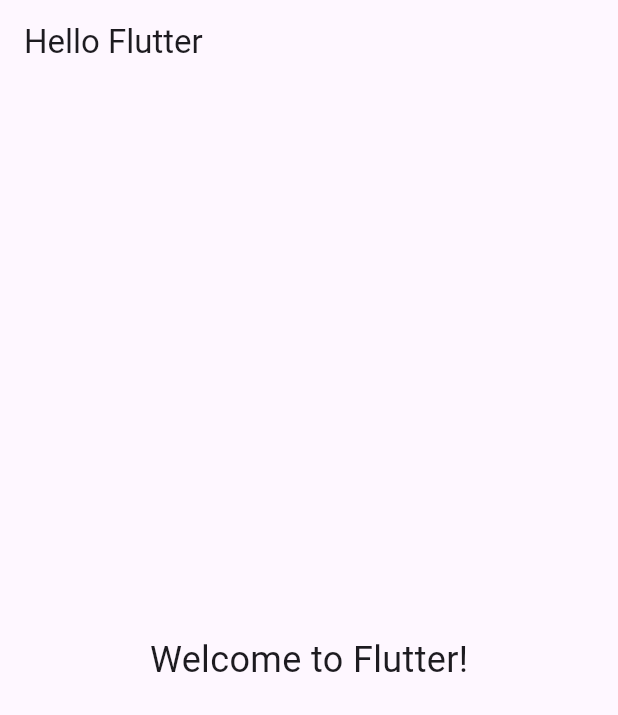
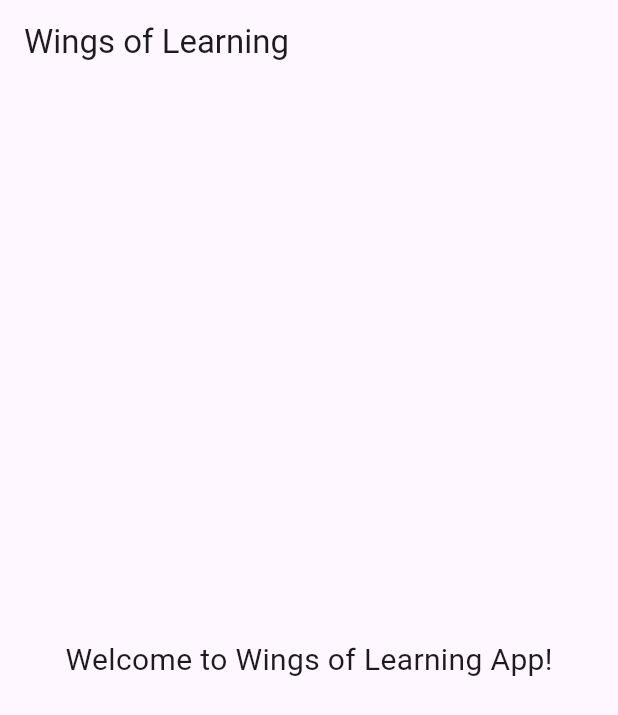
Before and after one commit to abids311-hash/wings_of_learning, a Flutter app: the screen it shows after launch, on a phone screen of 412 x 824 dp. Shown: the top 715 px of the screen. Run offline on Flutter 3.47's test engine with Material 3 defaults, Android fonts, the phone set to English and light mode, and no system bars.

Commit message:
Update main.dart

```diff
--- a/lib/main.dart
+++ b/lib/main.dart
@@ -1,39 +1,24 @@
 import 'package:flutter/material.dart';
+import 'home_page.dart';
+import 'login_page.dart';
+import 'hello.dart';
 
 void main() {
-  runApp(const MyApp());
+  runApp(MyApp());
 }
 
 class MyApp extends StatelessWidget {
-  const MyApp({super.key});
-
   @override
   Widget build(BuildContext context) {
     return MaterialApp(
-      title: 'Flutter Demo',
-      theme: ThemeData(
-        primarySwatch: Colors.blue,
-      ),
-      home: const HomePage(),
+      title: 'Wings of Learning',
+      theme: ThemeData(primarySwatch: Colors.blue),
+      initialRoute: '/',
+      routes: {
+        '/': (context) => HomePage(),
+        '/login': (context) => LoginPage(),
+        '/hello': (context) => HelloPage(),
+      },
     );
   }
 }
-
-class HomePage extends StatelessWidget {
-  const HomePage({super.key});
-
-  @override
-  Widget build(BuildContext context) {
-    return Scaffold(
-      appBar: AppBar(
-        title: const Text("Hello Flutter"),
-      ),
-      body: const Center(
-        child: Text(
-          "Welcome to Flutter!",
-          style: TextStyle(fontSize: 24),
-        ),
-      ),
-    );
-  }
-}
```
